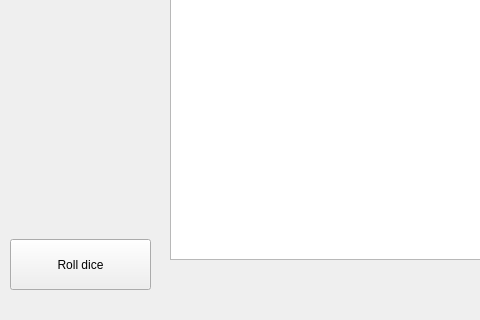
daniilgrbic/BackgammonPP, file BackgammonPP/boardwindow.ui: the form before one commit; both pictures show x 0 to 480 and y 341 to 661 of the 967 by 661 pixel window.
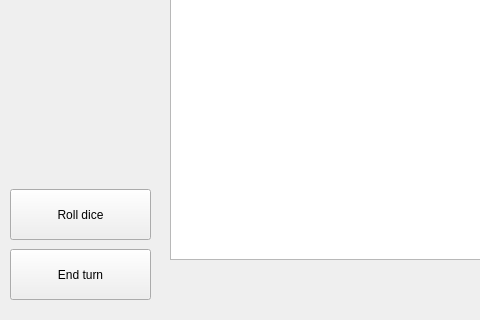
The form after the commit.

```diff
--- a/BackgammonPP/boardwindow.ui
+++ b/BackgammonPP/boardwindow.ui
@@ -40,7 +40,7 @@
    <property name="geometry">
     <rect>
      <x>10</x>
-     <y>580</y>
+     <y>530</y>
      <width>141</width>
      <height>51</height>
     </rect>
@@ -49,6 +49,19 @@
     <string>Roll dice</string>
    </property>
   </widget>
+  <widget class="QPushButton" name="pbEndTurn">
+   <property name="geometry">
+    <rect>
+     <x>10</x>
+     <y>590</y>
+     <width>141</width>
+     <height>51</height>
+    </rect>
+   </property>
+   <property name="text">
+    <string>End turn</string>
+   </property>
+  </widget>
  </widget>
  <resources/>
  <connections/>
```
